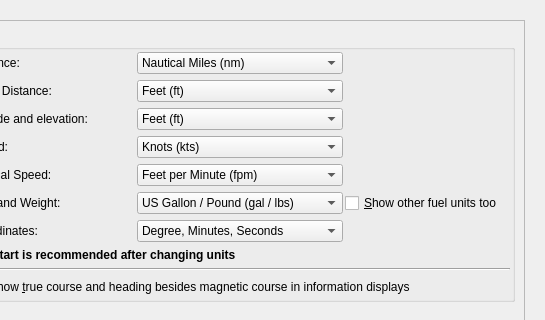
Above: src/options/options.ui from albar965/littlenavmap before the change; both pictures show x 357 to 902 and y 0 to 320 of the 902 by 600 pixel window. Below: the same form after it.
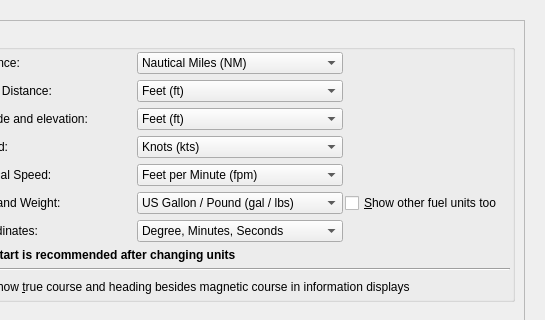
That is the form after the change. The open tabs and pages were chosen to show the change.

Commit message: Changed symbol for nautical miles to correct "NM".

Diff of the .ui file:
```diff
--- a/src/options/options.ui
+++ b/src/options/options.ui
@@ -1181,7 +1181,7 @@
                 <widget class="QComboBox" name="comboBoxOptionsUnitDistance">
                  <item>
                   <property name="text">
-                   <string>Nautical Miles (nm)</string>
+                   <string>Nautical Miles (NM)</string>
                   </property>
                  </item>
                  <item>
```
The commit also changes 2 other files.
